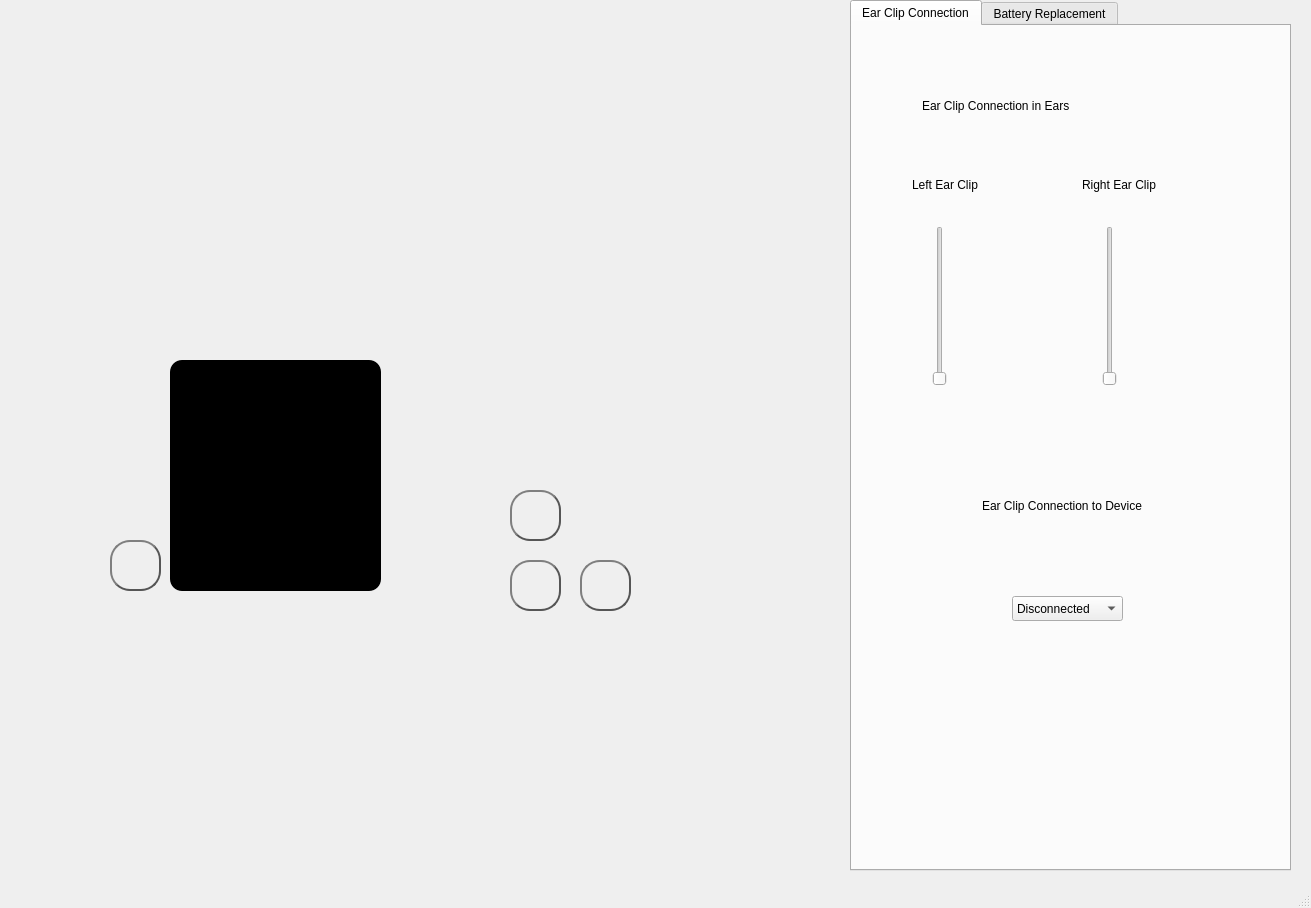
Qt form src/mainwindow.ui (alejita11011/CES-Simulator) before a commit.
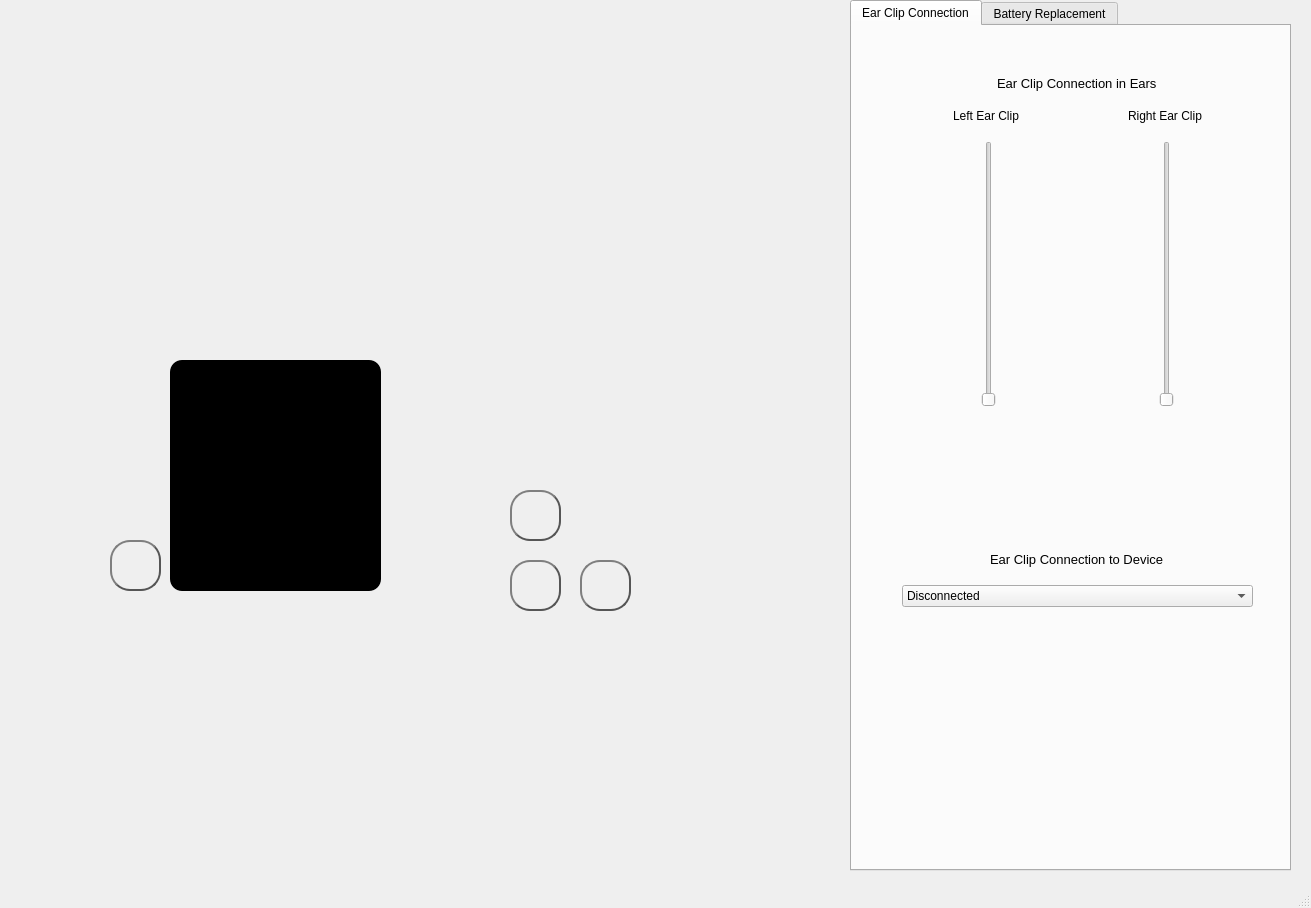
The same form after that commit. The open tabs and pages were chosen to show the change. Icons and pictures are not drawn.

Commit message: Widen control panel

The edit to the form file:
```diff
--- a/src/mainwindow.ui
+++ b/src/mainwindow.ui
@@ -478,121 +478,120 @@
         <attribute name="title">
          <string>Ear Clip Connection</string>
         </attribute>
-        <widget class="QSlider" name="leftEarClipSlider">
+        <widget class="QWidget" name="gridLayoutWidget">
          <property name="geometry">
           <rect>
-           <x>80</x>
-           <y>200</y>
-           <width>16</width>
-           <height>160</height>
+           <x>50</x>
+           <y>50</y>
+           <width>351</width>
+           <height>531</height>
           </rect>
          </property>
-         <property name="minimum">
-          <number>0</number>
-         </property>
-         <property name="maximum">
-          <number>2</number>
-         </property>
-         <property name="value">
-          <number>0</number>
-         </property>
-         <property name="orientation">
-          <enum>Qt::Vertical</enum>
-         </property>
-        </widget>
-        <widget class="QSlider" name="rightEarClipSlider">
-         <property name="geometry">
-          <rect>
-           <x>250</x>
-           <y>200</y>
-           <width>16</width>
-           <height>160</height>
-          </rect>
-         </property>
-         <property name="minimum">
-          <number>0</number>
-         </property>
-         <property name="maximum">
-          <number>2</number>
-         </property>
-         <property name="value">
-          <number>0</number>
-         </property>
-         <property name="orientation">
-          <enum>Qt::Vertical</enum>
-         </property>
-        </widget>
-        <widget class="QLabel" name="leftEarClipLabel">
-         <property name="geometry">
-          <rect>
-           <x>60</x>
-           <y>150</y>
-           <width>121</width>
-           <height>17</height>
-          </rect>
-         </property>
-         <property name="text">
-          <string>Left Ear Clip </string>
-         </property>
-        </widget>
-        <widget class="QLabel" name="rightEarClipLabel">
-         <property name="geometry">
-          <rect>
-           <x>230</x>
-           <y>150</y>
-           <width>121</width>
-           <height>17</height>
-          </rect>
-         </property>
-         <property name="text">
-          <string>Right Ear Clip </string>
-         </property>
-        </widget>
-        <widget class="QLabel" name="inEarConnectionLabel">
-         <property name="geometry">
-          <rect>
-           <x>70</x>
-           <y>70</y>
-           <width>261</width>
-           <height>20</height>
-          </rect>
-         </property>
-         <property name="text">
-          <string>Ear Clip Connection in Ears</string>
-         </property>
-        </widget>
-        <widget class="QLabel" name="deviceearclipCLabel">
-         <property name="geometry">
-          <rect>
-           <x>130</x>
-           <y>470</y>
-           <width>171</width>
-           <height>20</height>
-          </rect>
-         </property>
-         <property name="text">
-          <string>Ear Clip Connection to Device</string>
-         </property>
-        </widget>
-        <widget class="QComboBox" name="earClipDeviceCCBox">
-         <property name="geometry">
-          <rect>
-           <x>160</x>
-           <y>570</y>
-           <width>111</width>
-           <height>25</height>
-          </rect>
-         </property>
-         <item>
-          <property name="text">
-           <string>Disconnected</string>
+         <layout class="QGridLayout" name="gridLayout">
+          <property name="verticalSpacing">
+           <number>18</number>
           </property>
-         </item>
-         <item>
-          <property name="text">
-           <string>Connected </string>
-          </property>
-         </item>
+          <item row="5" column="0" colspan="2">
+           <widget class="QComboBox" name="earClipDeviceCCBox">
+            <item>
+             <property name="text">
+              <string>Disconnected</string>
+             </property>
+            </item>
+            <item>
+             <property name="text">
+              <string>Connected </string>
+             </property>
+            </item>
+           </widget>
+          </item>
+          <item row="4" column="0" colspan="2" alignment="Qt::AlignHCenter">
+           <widget class="QLabel" name="deviceearclipCLabel">
+            <property name="font">
+             <font>
+              <pointsize>10</pointsize>
+             </font>
+            </property>
+            <property name="text">
+             <string>Ear Clip Connection to Device</string>
+            </property>
+           </widget>
+          </item>
+          <item row="0" column="0" colspan="2" alignment="Qt::AlignHCenter">
+           <widget class="QLabel" name="inEarConnectionLabel">
+            <property name="font">
+             <font>
+              <pointsize>10</pointsize>
+             </font>
+            </property>
+            <property name="text">
+             <string>Ear Clip Connection in Ears</string>
+            </property>
+           </widget>
+          </item>
+          <item row="3" column="0">
+           <spacer name="verticalSpacer">
+            <property name="orientation">
+             <enum>Qt::Vertical</enum>
+            </property>
+            <property name="sizeType">
+             <enum>QSizePolicy::Fixed</enum>
+            </property>
+            <property name="sizeHint" stdset="0">
+             <size>
+              <width>20</width>
+              <height>127</height>
+             </size>
+            </property>
+           </spacer>
+          </item>
+          <item row="1" column="1" alignment="Qt::AlignHCenter">
+           <widget class="QLabel" name="rightEarClipLabel">
+            <property name="text">
+             <string>Right Ear Clip </string>
+            </property>
+           </widget>
+          </item>
+          <item row="1" column="0" alignment="Qt::AlignHCenter">
+           <widget class="QLabel" name="leftEarClipLabel">
+            <property name="text">
+             <string>Left Ear Clip </string>
+            </property>
+           </widget>
+          </item>
+          <item row="2" column="1" alignment="Qt::AlignHCenter">
+           <widget class="QSlider" name="rightEarClipSlider">
+            <property name="minimum">
+             <number>0</number>
+            </property>
+            <property name="maximum">
+             <number>2</number>
+            </property>
+            <property name="value">
+             <number>0</number>
+            </property>
+            <property name="orientation">
+             <enum>Qt::Vertical</enum>
+            </property>
+           </widget>
+          </item>
+          <item row="2" column="0" alignment="Qt::AlignHCenter">
+           <widget class="QSlider" name="leftEarClipSlider">
+            <property name="minimum">
+             <number>0</number>
+            </property>
+            <property name="maximum">
+             <number>2</number>
+            </property>
+            <property name="value">
+             <number>0</number>
+            </property>
+            <property name="orientation">
+             <enum>Qt::Vertical</enum>
+            </property>
+           </widget>
+          </item>
+         </layout>
         </widget>
        </widget>
        <widget class="QWidget" name="tab_2">
```
Left out of the diff: 14 changed lines with no effect on the pictures.
